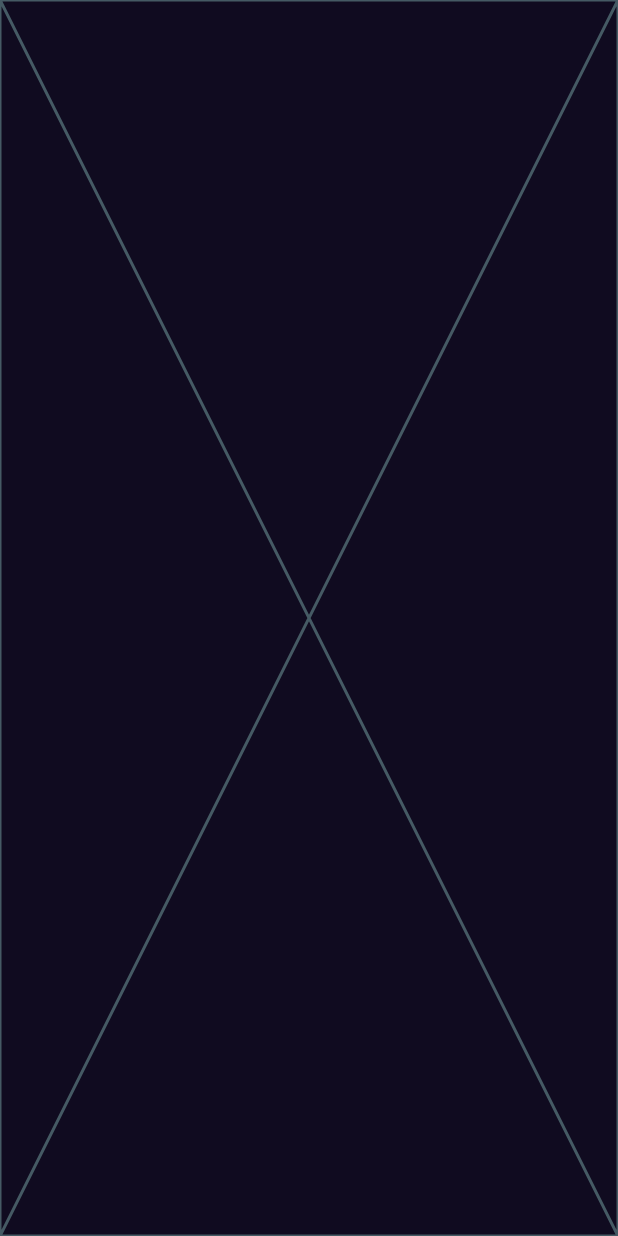
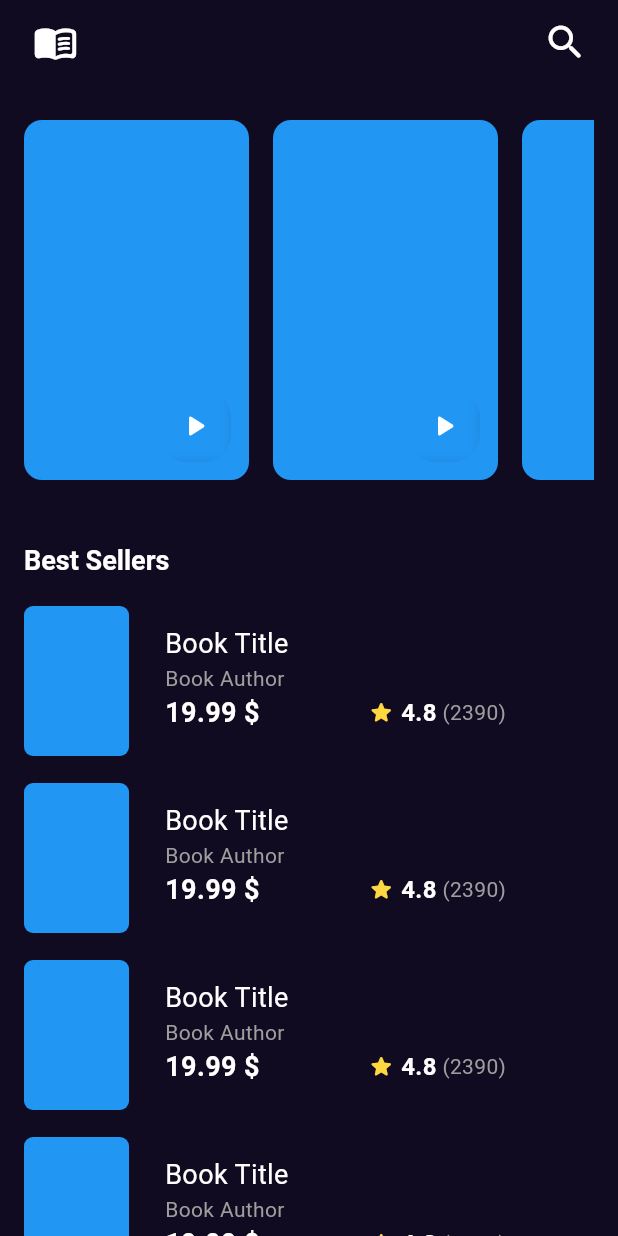
Before and after one commit to Jik00/cubit_examples, a Flutter app: the HomeView screen opened directly, on a phone screen of 412 x 824 dp. Run offline on Flutter 3.47's test engine with Material 3 defaults, Android fonts, the phone set to English and light mode, and no system bars; our stand-ins replace equatable, flutter_bloc.

Commit message:
build home ui

```diff
--- /dev/null
+++ b/devtools_options.yaml
@@ -0,0 +1,3 @@
+description: This file stores settings for Dart & Flutter DevTools.
+documentation: https://docs.flutter.dev/tools/devtools/extensions#configure-extension-enablement-states
+extensions:
--- a/lib/books_app/features/home/representation/views/home_view.dart
+++ b/lib/books_app/features/home/representation/views/home_view.dart
@@ -1,15 +1,15 @@
 import 'package:cubit_examples/books_app/features/home/representation/views/widgets/home_view_body.dart';
 import 'package:flutter/material.dart';
+import 'widgets/build_app_bar.dart';
 
 class HomeView extends StatelessWidget {
   const HomeView({super.key});
 
   @override
   Widget build(BuildContext context) {
-    return const Scaffold(
-      body: SafeArea(
-        child: HomeViewBody(),
-      ),
+    return Scaffold(
+      appBar: buildAppBar(),
+      body: const HomeViewBody(),
     );
   }
 }
--- /dev/null
+++ b/lib/books_app/features/home/representation/views/widgets/book_cover.dart
@@ -0,0 +1,39 @@
+import 'dart:ui';
+// import 'package:cubit_examples/books_app/core/utils/app_images.dart';
+import 'package:flutter/material.dart';
+
+class BookCover extends StatelessWidget {
+  const BookCover({super.key});
+
+  @override
+  Widget build(BuildContext context) {
+    return Container(
+      width: 150,
+      height: 240,
+      decoration: const BoxDecoration(
+        color: Colors.blue,
+        borderRadius: BorderRadius.all(Radius.circular(12)),
+      ),
+      child: Stack(
+        children: [
+          // Image.asset(Assets.assetsImagesPreview, fit: BoxFit.fill),
+          Positioned(
+            bottom: 12,
+            right: 12,
+            child: ClipRRect(
+              borderRadius: BorderRadius.circular(18),
+              child: BackdropFilter(
+                filter: ImageFilter.blur(sigmaX: 8, sigmaY: 8),
+                child: IconButton(
+                  onPressed: () {},
+                  icon: const Icon(Icons.play_arrow_rounded,
+                      color: Colors.white, size: 24),
+                ),
+              ),
+            ),
+          ),
+        ],
+      ),
+    );
+  }
+}
--- /dev/null
+++ b/lib/books_app/features/home/representation/views/widgets/book_list_tile.dart
@@ -0,0 +1,84 @@
+import 'package:flutter/material.dart';
+
+class BookListTile extends StatelessWidget {
+  const BookListTile({super.key});
+
+  @override
+  Widget build(BuildContext context) {
+    return Padding(
+      padding: const EdgeInsets.only(bottom: 18),
+      child: Row(
+        crossAxisAlignment: CrossAxisAlignment.start,
+        children: [
+          Container(
+            height: 100,
+            width: 70,
+            decoration: BoxDecoration(
+              color: Colors.blue,
+              borderRadius: BorderRadius.circular(6),
+            ),
+          ),
+          const SizedBox(
+            width: 24,
+          ),
+          const Column(
+            crossAxisAlignment: CrossAxisAlignment.start,
+            children: [
+              SizedBox(
+                height: 12,
+              ),
+              Text(
+                'Book Title',
+                style: TextStyle(
+                  color: Colors.white,
+                  fontSize: 18,
+                ),
+              ),
+              Text(
+                'Book Author',
+                style: TextStyle(
+                  color: Colors.grey,
+                  fontSize: 14,
+                ),
+              ),
+              // rating
+              Row(
+                children: [
+                  Text(
+                    '19.99 \$',
+                    style: TextStyle(
+                        color: Colors.white,
+                        fontSize: 18,
+                        fontWeight: FontWeight.bold),
+                  ),
+                  SizedBox(
+                    width: 72,
+                  ),
+                  Icon(
+                    Icons.star_rounded,
+                    color: Colors.amberAccent,
+                    size: 18,
+                  ),
+                  Text(
+                    ' 4.8',
+                    style: TextStyle(
+                        color: Colors.white,
+                        fontSize: 16,
+                        fontWeight: FontWeight.bold),
+                  ),
+                  Text(
+                    ' (2390)',
+                    style: TextStyle(
+                      color: Colors.grey,
+                      fontSize: 14,
+                    ),
+                  ),
+                ],
+              ),
+            ],
+          ),
+        ],
+      ),
+    );
+  }
+}
--- /dev/null
+++ b/lib/books_app/features/home/representation/views/widgets/build_app_bar.dart
@@ -0,0 +1,22 @@
+  import 'package:flutter/material.dart';
+
+import '../../../../../../constants.dart';
+
+AppBar buildAppBar() {
+    return AppBar(
+      backgroundColor: kPrimaryColor,
+      leadingWidth: 74,
+      leading:
+          const Icon(Icons.menu_book_rounded, color: Colors.white, size: 30),
+      actions: [
+        IconButton(
+          onPressed: () {},
+          icon: const Padding(
+            padding:  EdgeInsets.only(right: 12),
+            child: Icon(Icons.search_rounded,
+                color: Colors.white, size: 30),
+          ),
+        ),
+      ],
+    );
+  }
--- a/lib/books_app/features/home/representation/views/widgets/home_view_body.dart
+++ b/lib/books_app/features/home/representation/views/widgets/home_view_body.dart
@@ -1,3 +1,5 @@
+import 'package:cubit_examples/books_app/features/home/representation/views/widgets/book_list_tile.dart';
+import 'package:cubit_examples/books_app/features/home/representation/views/widgets/horizontal_list.dart';
 import 'package:flutter/material.dart';
 
 class HomeViewBody extends StatelessWidget {
@@ -5,6 +7,29 @@ class HomeViewBody extends StatelessWidget {
 
   @override
   Widget build(BuildContext context) {
-    return const Placeholder();
+    return Padding(
+      padding: const EdgeInsets.only(left: 16, right: 16, top: 24),
+      child: Column(
+        crossAxisAlignment: CrossAxisAlignment.start,
+        children: [
+          const HorizontalList(),
+          const SizedBox(
+            height: 42,
+          ),
+          Text('Best Sellers',
+              style: Theme.of(context).textTheme.headlineSmall),
+          const SizedBox(
+            height: 18,
+          ),
+          Expanded(
+            child: ListView.builder(
+              itemCount: 10,
+              physics: const BouncingScrollPhysics(),
+              itemBuilder: (context, index) => const BookListTile(),
+            ),
+          ),
+        ],
+      ),
+    );
   }
 }
--- /dev/null
+++ b/lib/books_app/features/home/representation/views/widgets/horizontal_list.dart
@@ -0,0 +1,28 @@
+import 'package:cubit_examples/books_app/features/home/representation/views/widgets/book_cover.dart';
+import 'package:flutter/widgets.dart';
+
+class HorizontalList extends StatelessWidget {
+  const HorizontalList({
+    super.key,
+  });
+
+  @override
+  Widget build(BuildContext context) {
+    return SizedBox(
+      height: 240,
+      child: ListView.builder(
+        itemCount: 5,
+        physics: const BouncingScrollPhysics(),
+        scrollDirection: Axis.horizontal,
+        itemBuilder: (context, index) {
+          return const Padding(
+            padding: EdgeInsets.only(
+              right: 16,
+            ),
+            child: BookCover(),
+          );
+        },
+      ),
+    );
+  }
+}
--- a/lib/main.dart
+++ b/lib/main.dart
@@ -18,12 +18,20 @@ class MyApp extends StatelessWidget {
       child: MaterialApp(
         debugShowCheckedModeBanner: false,
         title: 'Flutter Demo',
+        themeMode: ThemeMode.dark,
         theme: ThemeData(
-          colorScheme: ColorScheme.fromSeed(seedColor: Colors.redAccent),
+          textTheme: const TextTheme(
+            headlineSmall: TextStyle(
+              color: Colors.white,
+              fontSize: 18,
+              fontWeight: FontWeight.bold,
+            ),
+          ),
+          colorScheme: ColorScheme.fromSeed(seedColor: Colors.orangeAccent),
           scaffoldBackgroundColor: kPrimaryColor,
           useMaterial3: true,
         ),
-       home: const SplashView(),
+        home: const SplashView(),
       ),
     );
   }
```
